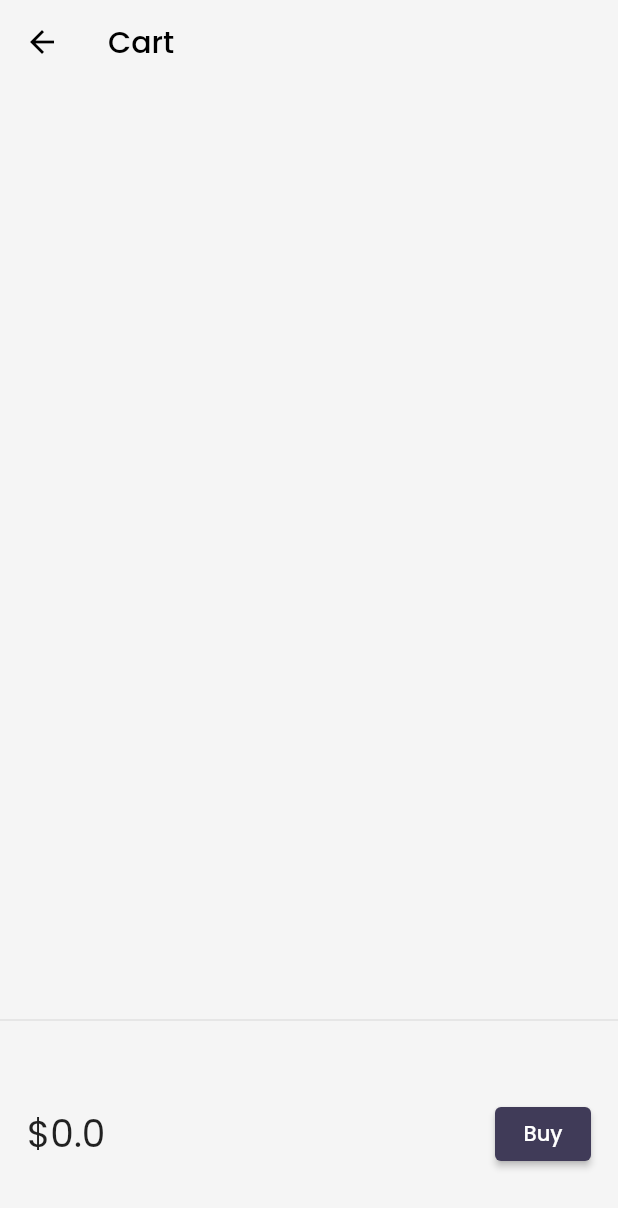
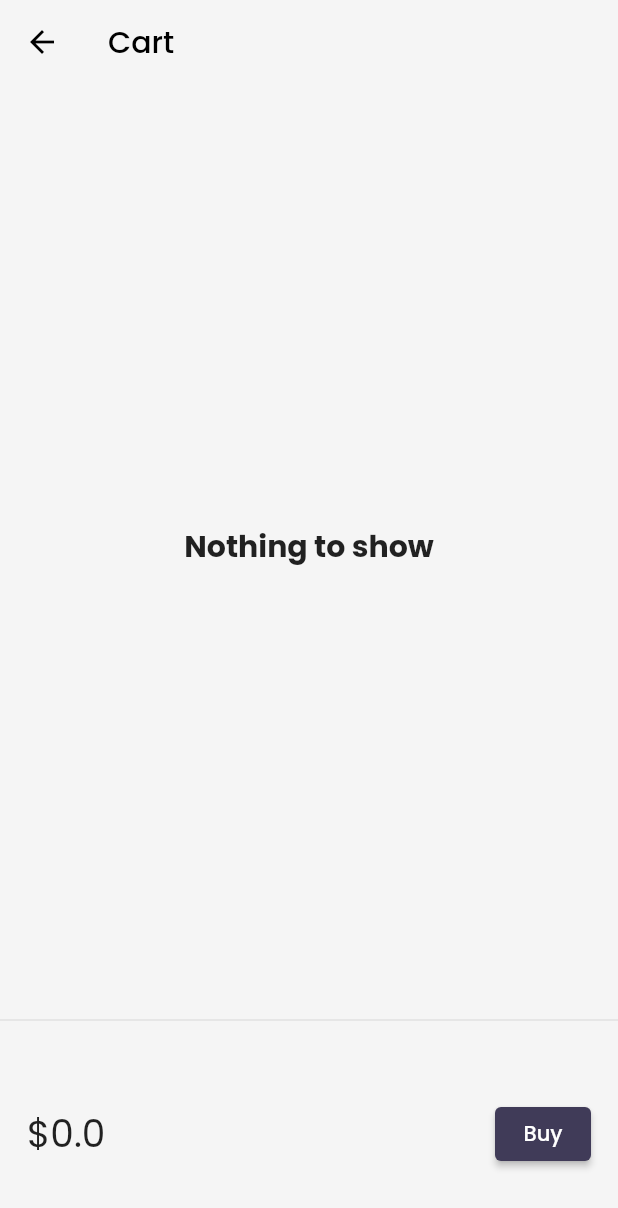
Before and after one commit to FaezAnsar/FirstCatalogApp, a Flutter app: the screen it shows after launch, after a tap on an icon or button, on a phone screen of 412 x 824 dp. Shown: the top 1208 px of the screen. Run offline on Flutter 3.47's test engine with Material 2 defaults, Android fonts, the phone set to English and light mode, and no system bars; drawn by our look-alikes of velocity_x; our stand-ins replace google_fonts; network calls fail.

Commit message:
Day 23 done

```diff
--- a/lib/main.dart
+++ b/lib/main.dart
@@ -1,10 +1,11 @@
 import "package:flutter/material.dart";
 import 'package:hindi_course/pages/cart_page.dart';
-
+import 'package:velocity_x/velocity_x.dart';
 
 import 'package:hindi_course/pages/loginPage.dart';
 import 'package:hindi_course/utilities/routes.dart';
 import 'package:hindi_course/widgets/themes.dart';
+import 'core/store.dart';
 import 'pages/home_pg.dart';
 
 
@@ -12,7 +13,7 @@ import 'pages/home_pg.dart';
 void main()
 {
 
-  runApp(FirstApp());
+  runApp(VxState(store:MyStore(),child: FirstApp()));
 }
 
 class FirstApp extends StatelessWidget
--- a/lib/models/cart.dart
+++ b/lib/models/cart.dart
@@ -2,16 +2,11 @@ import 'package:hindi_course/models/catalog.dart';
 
 class CartModel{
 
-static final cartModelobj = CartModel.solo(catalog: CatalogModel());
 
- CartModel.solo({required catalog}):_catalog= catalog;
 
- //whenever cartmodel obj is created return the same static obj
-factory CartModel()=>cartModelobj;
-
-  CatalogModel _catalog;
+ late  CatalogModel _catalog;
   //CatalogModel get catalog => _catalog;
-  set  catalog(CatalogModel newCatalog) => _catalog =_catalog;
+  set  catalog(CatalogModel newCatalog) => _catalog =newCatalog;
 
 
 //maintains ids of products in cart
@@ -36,7 +31,7 @@ List<Item?> get items => itemIds.map((e) => _catalog.getbyid(e)).toList();
     itemIds.add(item.id);
   }
 
-   void remove(Item item){
-    itemIds.remove(item.id);
+   void remove(Item? item){
+    itemIds.remove(item?.id);
   }
 }
--- a/lib/models/catalog.dart
+++ b/lib/models/catalog.dart
@@ -98,12 +98,7 @@ class Item {
 
 
 class CatalogModel{
-static final catModelobj = CatalogModel.solo();
 
- CatalogModel.solo();
-
- //whenever catamodel obj is created return the same static obj
-factory CatalogModel()=>catModelobj;
 
 
 static  List<Item>?  items  ;
--- a/lib/pages/cart_page.dart
+++ b/lib/pages/cart_page.dart
@@ -27,26 +27,30 @@ class CartPage extends StatelessWidget {
   }
 }
 
-class CartList extends StatefulWidget {
-  const CartList({super.key});
+class CartList extends StatelessWidget {
+   CartList({super.key});
+
+  final cartobj = CartModel();
 
   @override
-  State<CartList> createState() => _CartListState();
-}
-
-class _CartListState extends State<CartList> {
-
-  final cartobj = CartModel();
-  @override
   Widget build(BuildContext context) {
-    return ListView.builder(
+    if (cartobj.items.isEmpty) {
+      return Center(child: Text("Nothing to show",style: TextStyle(fontWeight: FontWeight.bold,fontSize: 20),));
+    } else {
+      return ListView.builder(
       itemCount: cartobj.items.length
       ,itemBuilder:(context, index) => ListTile(
         leading: Icon(Icons.done),
-        trailing: Icon(Icons.remove_circle_outline),
+        trailing: IconButton(icon: Icon(Icons.remove_circle_outline,),
+        onPressed:() {
+          cartobj.remove(cartobj.items[index]) ;
+          ;
+          }),
+
         title: Text("${cartobj.items[index]?.name}"),
 
       ),);
+    }
   }
 }
 
--- a/lib/pages/item_detail_page.dart
+++ b/lib/pages/item_detail_page.dart
@@ -1,5 +1,6 @@
 import 'package:flutter/material.dart';
 import 'package:google_fonts/google_fonts.dart';
+import 'package:hindi_course/widgets/AddtoCart.dart';
 
 import '../models/catalog.dart';
 
@@ -27,10 +28,7 @@ class ItemDetailPage extends StatelessWidget {
                           //wrapped with sized box to change butoon width height
                           SizedBox(width: 120,height: 50,
 
-                            child: ElevatedButton(onPressed: (){}, child: Text("Add to Cart"),style: ButtonStyle(
-                              shape: MaterialStatePropertyAll(BeveledRectangleBorder(borderRadius: BorderRadius.circular(6),)
-                              ,),
-                              backgroundColor: MaterialStatePropertyAll(Theme.of(context).focusColor))))
+                            child: AddtoCart(item: item))
                           ],
 
         ),
--- /dev/null
+++ b/lib/widgets/addtoCart.dart
@@ -0,0 +1,36 @@
+import 'package:flutter/cupertino.dart';
+import 'package:flutter/material.dart';
+
+import '../models/cart.dart';
+import '../models/catalog.dart';
+
+class AddtoCart extends StatelessWidget {
+  final Item item;
+   AddtoCart({required this.item});
+
+  final _cart = CartModel();
+
+  @override
+  Widget build(BuildContext context) {
+
+    bool pressed = _cart.items.contains(item);
+    return ElevatedButton(onPressed: () async{
+
+      //will only change value first time thus we can't add item which is already added
+      if (!pressed){
+        pressed = true;
+      final _catalog = CatalogModel();
+
+      _cart.catalog = _catalog;//using setter of cart model to assign catalog
+     _cart.add(item);}//adding the item we got from constructor initialization
+
+
+    },
+
+    child: (pressed)?Icon(Icons.done):Icon(CupertinoIcons.cart_badge_plus),
+
+    style: ButtonStyle(
+      shape: MaterialStatePropertyAll(BeveledRectangleBorder(borderRadius: BorderRadius.circular(2),)),
+      backgroundColor: MaterialStatePropertyAll(Theme.of(context).focusColor)));
+  }
+}
--- a/lib/widgets/item_widget.dart
+++ b/lib/widgets/item_widget.dart
@@ -1,10 +1,12 @@
 
+import 'package:flutter/cupertino.dart';
 import 'package:flutter/material.dart';
 import 'package:google_fonts/google_fonts.dart';
-import 'package:hindi_course/models/cart.dart';
+
 
 
 import '../models/catalog.dart';
+import 'AddtoCart.dart';
 
 class ItemWidget extends StatelessWidget {
   final Item item;
@@ -106,7 +108,7 @@ class Style2 extends StatelessWidget {
                         buttonPadding: EdgeInsets.zero,
                         children: [
                         Text("\$${item.price.toString()}",style: TextStyle(fontWeight: FontWeight.bold,fontSize: 18,fontFamily: GoogleFonts.roboto().fontFamily,color: Theme.of(context).highlightColor)),
-                        _AddtoCart(item:item)
+                        AddtoCart(item:item)
                         ],
                       ),
                     )
@@ -119,41 +121,3 @@ class Style2 extends StatelessWidget {
     );
   }
 }
-
-class _AddtoCart extends StatefulWidget {
-  final Item item;
-  const _AddtoCart({required this.item});
-
-  @override
-  State<_AddtoCart> createState() => _AddtoCartState();
-}
-
-class _AddtoCartState extends State<_AddtoCart> {
-
-  bool pressed = false;
-  @override
-  Widget build(BuildContext context) {
-
-    return ElevatedButton(onPressed: () async{
-      pressed = true;
-      final _catalog = CatalogModel();
-      final _cart = CartModel();
-      _cart.catalog = _catalog;//using setter of cart model to assign catalog
-     _cart.add(widget.item);//adding the item we got from constructor initialization
-      setState(() {
-
-      });
-      await Future.delayed(Duration(seconds: 2));
-      pressed = false;
-      setState(() {
-
-      });
-    },
-
-    child: (pressed)?Icon(Icons.done):Text("Add to Cart"),
-
-    style: ButtonStyle(
-      shape: MaterialStatePropertyAll(BeveledRectangleBorder(borderRadius: BorderRadius.circular(6),)),
-      backgroundColor: MaterialStatePropertyAll(Theme.of(context).focusColor)));
-  }
-}
--- a/pubspec.yaml
+++ b/pubspec.yaml
@@ -36,6 +36,7 @@ dependencies:
   # Use with the CupertinoIcons class for iOS style icons.
   cupertino_icons: ^1.0.2
   google_fonts: ^4.0.4
+  velocity_x: ^4.1.0
 
 
 dev_dependencies:
```
Also changed, not shown: lib/core/store.dart (added, +18 -0 lines), pubspec.lock.
